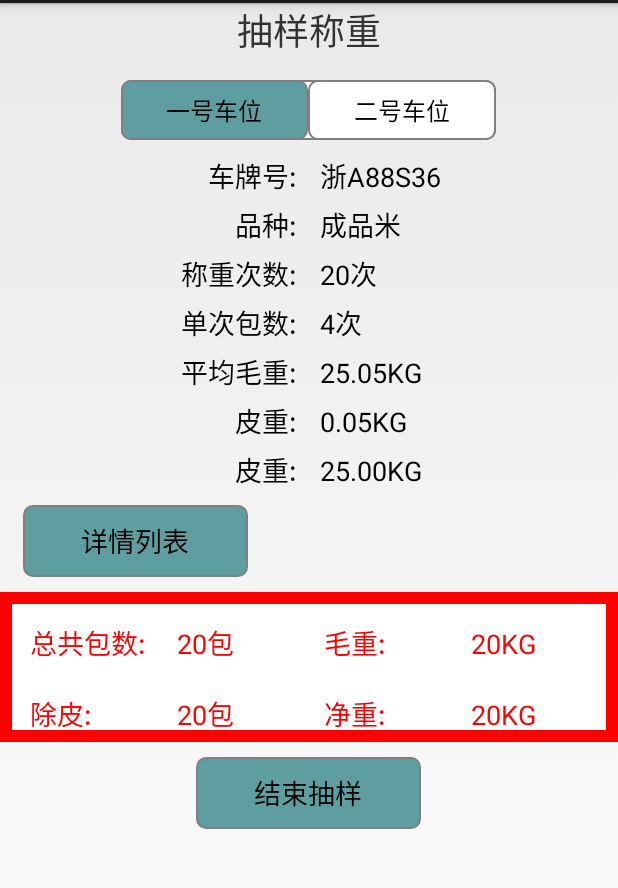
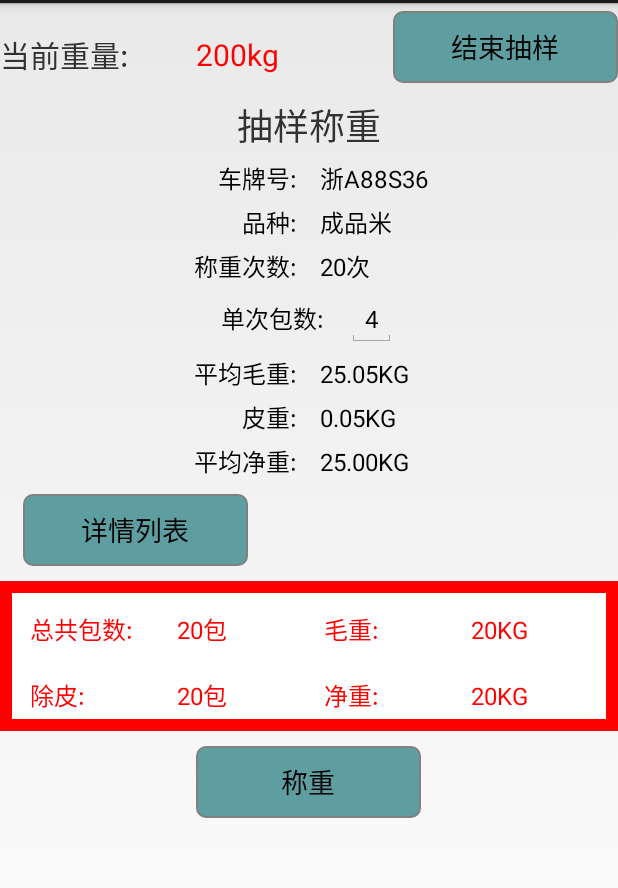
Before and after one commit to huqiangqaq/zhlk_android, an Android app: the screen it shows after launch (CYWeight), on a phone screen of 412 x 824 dp, the part 69-957 px from its top. Run offline under Robolectric (Android 15) with nearby library versions, the phone set to English and light mode, and no system bars.

Commit message:
新增抽样称重界面

```diff
--- a/app/src/main/AndroidManifest.xml
+++ b/app/src/main/AndroidManifest.xml
@@ -109,6 +109,7 @@
                 <category android:name="android.intent.category.LAUNCHER" />
             </intent-filter>
         </activity>
+        <service android:name=".product.cyweight.Service.LongRunningService"/>
     </application>
 
 </manifest>
--- a/app/src/main/java/com/enjoyor/soft/product/cyweight/CYWeight.java
+++ b/app/src/main/java/com/enjoyor/soft/product/cyweight/CYWeight.java
@@ -1,42 +1,107 @@
 package com.enjoyor.soft.product.cyweight;
 
 import android.app.Activity;
+import android.app.AlertDialog;
+import android.content.BroadcastReceiver;
+import android.content.Context;
+import android.content.Intent;
+import android.content.IntentFilter;
 import android.os.Bundle;
+import android.util.Log;
+import android.view.LayoutInflater;
+import android.view.View;
 import android.widget.Button;
-import android.widget.RadioButton;
-import android.widget.RadioGroup;
+import android.widget.EditText;
+import android.widget.ListView;
+import android.widget.TextView;
 
 import com.enjoyor.soft.R;
+import com.enjoyor.soft.product.cyweight.Adapter.WeightAdapter;
+import com.enjoyor.soft.product.cyweight.Entity.Detail;
+import com.enjoyor.soft.product.cyweight.Service.LongRunningService;
 
-public class CYWeight extends Activity implements RadioGroup.OnCheckedChangeListener {
-    private RadioGroup rb_tab_bar;
-    private RadioButton rb_tab_btn1,rb_tab_btn2;
-    private Button btn_detail;
-    private Button btn_end;
+import java.util.ArrayList;
+import java.util.List;
+
+public class CYWeight extends Activity implements View.OnClickListener {
+    private TextView tv_num,tv_category,tv_count,tv_averageWieght,tv_pizhong,tv_averageAure,detail_num,detail_maozhong,detail_chupi,detail_jingzhong,tv_curr_Weight;
+    private EditText et_singlecount;
+    private Button btn_single,btn_end,btn_detail;
+    private ListView lv_detail;
+    private WeightAdapter adapter;
+    private List<Detail> list = new ArrayList<>();
+    private Intent intent;
     @Override
     protected void onCreate(Bundle savedInstanceState) {
         super.onCreate(savedInstanceState);
         setContentView(R.layout.activity_cyweight);
         init();
-        rb_tab_bar.setOnCheckedChangeListener(this);
+        IntentFilter filter = new IntentFilter();
+        filter.addAction("com.android.broadcast.RECEIVER_ACTION");
+        registerReceiver(myReceiver, filter);
+        intent = new Intent(this,LongRunningService.class);
+        startService(intent);
+
+
     }
 
     private void init() {
-        rb_tab_bar = (RadioGroup) findViewById(R.id.rb_tab_bar);
+        tv_num = (TextView) findViewById(R.id.tv_num);
+        tv_category = (TextView) findViewById(R.id.tv_category);
+        tv_count = (TextView) findViewById(R.id.tv_count);
+        tv_averageWieght = (TextView) findViewById(R.id.tv_averageWieght);
+        tv_pizhong = (TextView) findViewById(R.id.tv_pizhong);
+        tv_averageAure = (TextView) findViewById(R.id.tv_averageAure);
+        detail_num = (TextView) findViewById(R.id.detail_num);
+        detail_maozhong = (TextView) findViewById(R.id.detail_maozhong);
+        detail_chupi = (TextView) findViewById(R.id.detail_chupi);
+        detail_jingzhong = (TextView) findViewById(R.id.detail_jingzhong);
+        et_singlecount = (EditText) findViewById(R.id.et_singlecount);
+        btn_single = (Button) findViewById(R.id.btn_single);
+        btn_end = (Button) findViewById(R.id.btn_end);
         btn_detail = (Button) findViewById(R.id.btn_detail);
-        btn_end = (Button) findViewById(R.id.btn_end);
-        rb_tab_btn1 = (RadioButton) findViewById(R.id.rb_tab_btn1);
-        rb_tab_btn2 = (RadioButton) findViewById(R.id.rb_tab_btn2);
-
+        btn_single.setOnClickListener(this);
+        btn_end.setOnClickListener(this);
+        btn_detail.setOnClickListener(this);
+        tv_curr_Weight = (TextView) findViewById(R.id.tv_curr_Weight);
     }
 
     @Override
-    public void onCheckedChanged(RadioGroup group, int checkedId) {
-        switch (checkedId){
-            case R.id.rb_tab_btn1:
+    public void onClick(View v) {
+        switch (v.getId()){
+            case R.id.btn_detail:
+                AlertDialog.Builder builder = new AlertDialog.Builder(CYWeight.this);
+                builder.setIcon(R.drawable.ic_launcher);
+                //通过layoutinflater来加载一个布局
+                View view = LayoutInflater.from(CYWeight.this).inflate(R.layout.custom_dialog,null);
+                builder.setView(view);
+                lv_detail = (ListView) view.findViewById(R.id.lv_Content);
+                adapter = new WeightAdapter(CYWeight.this,list);
+                lv_detail.setAdapter(adapter);
+                builder.show();
                 break;
-            case R.id.rb_tab_btn2:
-                break;
+            case R.id.btn_single:
+                int i = 1;
+                detail_num.setText((Integer.parseInt(et_singlecount.getText().toString()))*i);
+
         }
     }
+    private BroadcastReceiver myReceiver = new BroadcastReceiver() {
+        @Override
+        public void onReceive(Context context, Intent intent) {
+            Intent i = new Intent(context, LongRunningService.class);
+            String data = intent.getExtras().getString("data");
+            Log.d("huqiang", data);
+            tv_curr_Weight.setText(data+"KG");
+            context.startService(i);
+        }
+    };
+
+    @Override
+    protected void onDestroy() {
+        super.onDestroy();
+        Log.d("CYWeight","on destroy");
+        unregisterReceiver(myReceiver);
+        stopService(intent);
+    }
 }
--- a/app/src/main/res/layout/activity_cyweight.xml
+++ b/app/src/main/res/layout/activity_cyweight.xml
@@ -5,6 +5,38 @@
     android:layout_height="match_parent"
     android:orientation="vertical"
     tools:context="com.enjoyor.soft.product.cyweight.CYWeight">
+<LinearLayout
+    android:layout_marginTop="5dp"
+    android:layout_width="match_parent"
+    android:layout_height="wrap_content"
+    android:orientation="horizontal"
+    android:gravity="right"
+    android:layout_gravity="center_vertical">
+    <TextView
+        android:textSize="20sp"
+        android:text="当前重量:"
+        android:layout_width="0dp"
+        android:layout_weight="1"
+        android:layout_height="wrap_content"
+        android:layout_gravity="center_vertical"/>
+    <TextView
+        android:id="@+id/tv_curr_Weight"
+        android:textSize="20sp"
+        android:text="200kg"
+        android:layout_width="0dp"
+        android:layout_height="wrap_content"
+        android:layout_weight="1"
+        android:layout_gravity="center_vertical"
+        android:textColor="@color/red"/>
+    <Button
+        android:id="@+id/btn_end"
+        android:layout_marginTop="10dp"
+        android:layout_gravity="right"
+        android:layout_width="150dp"
+        android:layout_height="wrap_content"
+        android:background="@drawable/btn_detail"
+        android:text="结束抽样"/>
+</LinearLayout>
 
     <TextView
         android:layout_width="wrap_content"
@@ -13,39 +45,39 @@
         android:text="抽样称重"
         android:textSize="24sp" />
 
-    <RadioGroup
-        android:id="@+id/rb_tab_bar"
-        android:layout_width="250dp"
-        android:layout_height="40dp"
-        android:layout_gravity="center_horizontal"
-        android:layout_marginTop="15dp"
-        android:background="@drawable/cyweitht_title"
-        android:gravity="center"
-        android:orientation="horizontal">
+    <!--<RadioGroup-->
+        <!--android:id="@+id/rb_tab_bar"-->
+        <!--android:layout_width="250dp"-->
+        <!--android:layout_height="40dp"-->
+        <!--android:layout_gravity="center_horizontal"-->
+        <!--android:layout_marginTop="15dp"-->
+        <!--android:background="@drawable/cyweitht_title"-->
+        <!--android:gravity="center"-->
+        <!--android:orientation="horizontal">-->
 
-        <RadioButton
-            android:id="@+id/rb_tab_btn1"
-            android:layout_width="0dp"
-            android:layout_height="match_parent"
-            android:layout_weight="1"
-            android:background="@drawable/cyweight_btn"
-            android:button="@null"
-            android:gravity="center"
-            android:text="一号车位"
-            android:checked="true"/>
+        <!--<RadioButton-->
+            <!--android:id="@+id/rb_tab_btn1"-->
+            <!--android:layout_width="0dp"-->
+            <!--android:layout_height="match_parent"-->
+            <!--android:layout_weight="1"-->
+            <!--android:background="@drawable/cyweight_btn"-->
+            <!--android:button="@null"-->
+            <!--android:gravity="center"-->
+            <!--android:text="一号车位"-->
+            <!--android:checked="true"/>-->
 
-        <RadioButton
-            android:background="@drawable/cyweight_btn"
-            android:id="@+id/rb_tab_btn2"
-            android:layout_width="0dp"
-            android:layout_height="match_parent"
-            android:layout_weight="1"
-            android:button="@null"
-            android:gravity="center"
-            android:text="二号车位" />
-    </RadioGroup>
+        <!--<RadioButton-->
+            <!--android:background="@drawable/cyweight_btn"-->
+            <!--android:id="@+id/rb_tab_btn2"-->
+            <!--android:layout_width="0dp"-->
+            <!--android:layout_height="match_parent"-->
+            <!--android:layout_weight="1"-->
+            <!--android:button="@null"-->
+            <!--android:gravity="center"-->
+            <!--android:text="二号车位" />-->
+    <!--</RadioGroup>-->
     <LinearLayout
-        android:layout_marginTop="10dp"
+        android:layout_marginTop="5dp"
         android:layout_width="match_parent"
         android:layout_height="wrap_content"
         android:orientation="vertical">
@@ -57,7 +89,7 @@
             <TextView
                 android:layout_weight="1"
                 android:textColor="@color/black"
-                android:textSize="18sp"
+                android:textSize="16sp"
                 android:gravity="right"
                 android:layout_width="0dp"
                 android:layout_height="wrap_content"
@@ -67,7 +99,7 @@
                 android:textColor="@color/black"
                 android:layout_marginLeft="15dp"
                 android:id="@+id/tv_num"
-                android:textSize="18sp"
+                android:textSize="16sp"
                 android:layout_width="0dp"
                 android:layout_height="wrap_content"
                 android:text="浙A88S36"/>
@@ -80,7 +112,7 @@
             <TextView
                 android:layout_weight="1"
                 android:textColor="@color/black"
-                android:textSize="18sp"
+                android:textSize="16sp"
                 android:gravity="right"
                 android:layout_width="0dp"
                 android:layout_height="wrap_content"
@@ -90,7 +122,7 @@
                 android:textColor="@color/black"
                 android:layout_marginLeft="15dp"
                 android:id="@+id/tv_category"
-                android:textSize="18sp"
+                android:textSize="16sp"
                 android:layout_width="0dp"
                 android:layout_height="wrap_content"
                 android:text="成品米"/>
@@ -103,7 +135,7 @@
             <TextView
                 android:layout_weight="1"
                 android:textColor="@color/black"
-                android:textSize="18sp"
+                android:textSize="16sp"
                 android:gravity="right"
                 android:layout_width="0dp"
                 android:layout_height="wrap_content"
@@ -113,10 +145,33 @@
                 android:textColor="@color/black"
                 android:layout_marginLeft="15dp"
                 android:id="@+id/tv_count"
-                android:textSize="18sp"
+                android:textSize="16sp"
                 android:layout_width="0dp"
                 android:layout_height="wrap_content"
                 android:text="20次"/>
+        </LinearLayout>
+        <LinearLayout
+            android:gravity="center_horizontal"
+            android:layout_marginTop="5dp"
+            android:layout_width="match_parent"
+            android:layout_height="wrap_content"
+            android:orientation="horizontal">
+            <TextView
+                android:textColor="@color/black"
+                android:textSize="16sp"
+                android:gravity="right"
+                android:layout_width="wrap_content"
+                android:layout_height="wrap_content"
+                android:text="单次包数:"/>
+            <EditText
+                android:inputType="number"
+                android:textColor="@color/black"
+                android:layout_marginLeft="15dp"
+                android:id="@+id/et_singlecount"
+                android:textSize="16sp"
+                android:layout_width="wrap_content"
+                android:layout_height="wrap_content"
+                android:text="4" />
         </LinearLayout>
         <LinearLayout
             android:layout_marginTop="5dp"
@@ -126,30 +181,7 @@
             <TextView
                 android:layout_weight="1"
                 android:textColor="@color/black"
-                android:textSize="18sp"
-                android:gravity="right"
-                android:layout_width="0dp"
-                android:layout_height="wrap_content"
-                android:text="单次包数:"/>
-            <TextView
-                android:layout_weight="1"
-                android:textColor="@color/black"
-                android:layout_marginLeft="15dp"
-                android:id="@+id/tv_singlecount"
-                android:textSize="18sp"
-                android:layout_width="0dp"
-                android:layout_height="wrap_content"
-                android:text="4次" />
-        </LinearLayout>
-        <LinearLayout
-            android:layout_marginTop="5dp"
-            android:layout_width="match_parent"
-            android:layout_height="wrap_content"
-            android:orientation="horizontal">
-            <TextView
-                android:layout_weight="1"
-                android:textColor="@color/black"
-                android:textSize="18sp"
+                android:textSize="16sp"
                 android:gravity="right"
                 android:layout_width="0dp"
                 android:layout_height="wrap_content"
@@ -159,7 +191,7 @@
                 android:textColor="@color/black"
                 android:layout_marginLeft="15dp"
                 android:id="@+id/tv_averageWieght"
-                android:textSize="18sp"
+                android:textSize="16sp"
                 android:layout_width="0dp"
                 android:layout_height="wrap_content"
                 android:text="25.05KG" />
@@ -172,7 +204,7 @@
             <TextView
                 android:layout_weight="1"
                 android:textColor="@color/black"
-                android:textSize="18sp"
+                android:textSize="16sp"
                 android:gravity="right"
                 android:layout_width="0dp"
                 android:layout_height="wrap_content"
@@ -182,7 +214,7 @@
                 android:textColor="@color/black"
                 android:layout_marginLeft="15dp"
                 android:id="@+id/tv_pizhong"
-                android:textSize="18sp"
+                android:textSize="16sp"
                 android:layout_width="0dp"
                 android:layout_height="wrap_content"
                 android:text="0.05KG" />
@@ -195,17 +227,17 @@
             <TextView
                 android:layout_weight="1"
                 android:textColor="@color/black"
-                android:textSize="18sp"
+                android:textSize="16sp"
                 android:gravity="right"
                 android:layout_width="0dp"
                 android:layout_height="wrap_content"
-                android:text="皮重:"/>
+                android:text="平均净重:"/>
             <TextView
                 android:layout_weight="1"
                 android:textColor="@color/black"
                 android:layout_marginLeft="15dp"
                 android:id="@+id/tv_averageAure"
-                android:textSize="18sp"
+                android:textSize="16sp"
                 android:layout_width="0dp"
                 android:layout_height="wrap_content"
                 android:text="25.00KG" />
@@ -239,15 +271,16 @@
                 android:layout_height="wrap_content"
                 android:text="总共包数:"
                 android:layout_weight="1"
-                android:textSize="18sp"
+                android:textSize="16sp"
                 android:textColor="@color/red"/>
             <TextView
+                android:id="@+id/detail_num"
                 android:layout_marginTop="20dp"
                 android:layout_width="0dp"
                 android:layout_height="wrap_content"
                 android:text="20包"
                 android:layout_weight="1"
-                android:textSize="18sp"
+                android:textSize="16sp"
                 android:textColor="@color/red"/>
             <TextView
                 android:layout_marginTop="20dp"
@@ -255,15 +288,16 @@
                 android:layout_height="wrap_content"
                 android:text="毛重:"
                 android:layout_weight="1"
-                android:textSize="18sp"
+                android:textSize="16sp"
                 android:textColor="@color/red"/>
             <TextView
+                android:id="@+id/detail_maozhong"
                 android:layout_marginTop="20dp"
                 android:layout_width="0dp"
                 android:layout_height="wrap_content"
                 android:text="20KG"
                 android:layout_weight="1"
-                android:textSize="18sp"
+                android:textSize="16sp"
                 android:textColor="@color/red"/>
         </LinearLayout>
         <LinearLayout
@@ -277,15 +311,16 @@
                 android:layout_height="wrap_content"
                 android:text="除皮:"
                 android:layout_weight="1"
-                android:textSize="18sp"
+                android:textSize="16sp"
                 android:textColor="@color/red"/>
             <TextView
+                android:id="@+id/detail_chupi"
                 android:layout_marginTop="20dp"
                 android:layout_width="0dp"
                 android:layout_height="wrap_content"
                 android:text="20包"
                 android:layout_weight="1"
-                android:textSize="18sp"
+                android:textSize="16sp"
                 android:textColor="@color/red"/>
             <TextView
                 android:layout_marginTop="20dp"
@@ -293,26 +328,26 @@
                 android:layout_height="wrap_content"
                 android:text="净重:"
                 android:layout_weight="1"
-                android:textSize="18sp"
+                android:textSize="16sp"
                 android:textColor="@color/red"/>
             <TextView
+                android:id="@+id/detail_jingzhong"
                 android:layout_marginTop="20dp"
                 android:layout_width="0dp"
                 android:layout_height="wrap_content"
                 android:text="20KG"
                 android:layout_weight="1"
-                android:textSize="18sp"
+                android:textSize="16sp"
                 android:textColor="@color/red"/>
         </LinearLayout>
     </LinearLayout>
     <Button
-        android:id="@+id/btn_end"
+        android:id="@+id/btn_single"
         android:layout_marginTop="10dp"
         android:layout_gravity="center_horizontal"
         android:layout_width="150dp"
         android:layout_height="wrap_content"
         android:background="@drawable/btn_detail"
-        android:text="结束抽样"/>
-
+        android:text="称重"/>
 
     </LinearLayout>
```
Also changed, not shown: app/src/main/java/com/enjoyor/soft/product/cyweight/Adapter/WeightAdapter.java (added, +78 -0 lines), app/src/main/java/com/enjoyor/soft/product/cyweight/Entity/Detail.java (added, +52 -0 lines), app/src/main/java/com/enjoyor/soft/product/cyweight/Service/LongRunningService.java (added, +45 -0 lines), app/src/main/res/layout/custom_dialog.xml (added, +41 -0 lines), app/src/main/res/layout/custom_dialog_item.xml (added, +39 -0 lines), 40 other files.
